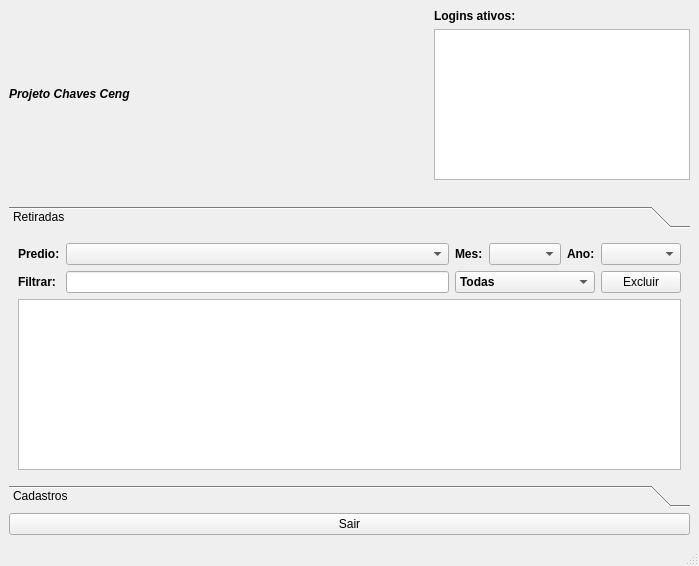
This is nivel2.ui in walkermarcos/Chaves as Qt 5 draws it before an edit. The edited form follows.
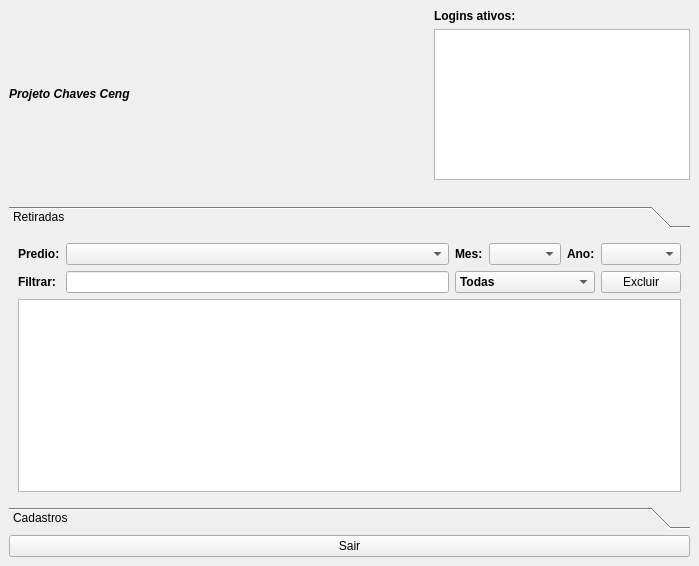
This is the edited form. The open tabs and pages were chosen to show the change. Icons and pictures are not drawn.

Commit message: Pode clicar no X agora,menos nas caixas de dialog

Diff of the .ui file:
```diff
--- a/nivel2.ui
+++ b/nivel2.ui
@@ -114,8 +114,8 @@
         <rect>
          <x>0</x>
          <y>0</y>
-         <width>681</width>
-         <height>223</height>
+         <width>384</width>
+         <height>174</height>
         </rect>
        </property>
        <attribute name="icon">
@@ -2117,133 +2117,6 @@
     </item>
    </layout>
   </widget>
-  <widget class="QStatusBar" name="statusBar">
-   <property name="palette">
-    <palette>
-     <active>
-      <colorrole role="WindowText">
-       <brush brushstyle="SolidPattern">
-        <color alpha="255">
-         <red>0</red>
-         <green>0</green>
-         <blue>255</blue>
-        </color>
-       </brush>
-      </colorrole>
-      <colorrole role="Text">
-       <brush brushstyle="SolidPattern">
-        <color alpha="255">
-         <red>0</red>
-         <green>0</green>
-         <blue>255</blue>
-        </color>
-       </brush>
-      </colorrole>
-      <colorrole role="ButtonText">
-       <brush brushstyle="SolidPattern">
-        <color alpha="255">
-         <red>0</red>
-         <green>0</green>
-         <blue>255</blue>
-        </color>
-       </brush>
-      </colorrole>
-      <colorrole role="ToolTipText">
-       <brush brushstyle="SolidPattern">
-        <color alpha="255">
-         <red>0</red>
-         <green>0</green>
-         <blue>255</blue>
-        </color>
-       </brush>
-      </colorrole>
-     </active>
-     <inactive>
-      <colorrole role="WindowText">
-       <brush brushstyle="SolidPattern">
-        <color alpha="255">
-         <red>0</red>
-         <green>0</green>
-         <blue>255</blue>
-        </color>
-       </brush>
-      </colorrole>
-      <colorrole role="Text">
-       <brush brushstyle="SolidPattern">
-        <color alpha="255">
-         <red>0</red>
-         <green>0</green>
-         <blue>255</blue>
-        </color>
-       </brush>
-      </colorrole>
-      <colorrole role="ButtonText">
-       <brush brushstyle="SolidPattern">
-        <color alpha="255">
-         <red>0</red>
-         <green>0</green>
-         <blue>255</blue>
-        </color>
-       </brush>
-      </colorrole>
-      <colorrole role="ToolTipText">
-       <brush brushstyle="SolidPattern">
-        <color alpha="255">
-         <red>0</red>
-         <green>0</green>
-         <blue>255</blue>
-        </color>
-       </brush>
-      </colorrole>
-     </inactive>
-     <disabled>
-      <colorrole role="WindowText">
-       <brush brushstyle="SolidPattern">
-        <color alpha="255">
-         <red>123</red>
-         <green>123</green>
-         <blue>123</blue>
-        </color>
-       </brush>
-      </colorrole>
-      <colorrole role="Text">
-       <brush brushstyle="SolidPattern">
-        <color alpha="255">
-         <red>123</red>
-         <green>123</green>
-         <blue>123</blue>
-        </color>
-       </brush>
-      </colorrole>
-      <colorrole role="ButtonText">
-       <brush brushstyle="SolidPattern">
-        <color alpha="255">
-         <red>123</red>
-         <green>123</green>
-         <blue>123</blue>
-        </color>
-       </brush>
-      </colorrole>
-      <colorrole role="ToolTipText">
-       <brush brushstyle="SolidPattern">
-        <color alpha="255">
-         <red>0</red>
-         <green>0</green>
-         <blue>255</blue>
-        </color>
-       </brush>
-      </colorrole>
-     </disabled>
-    </palette>
-   </property>
-   <property name="font">
-    <font>
-     <pointsize>10</pointsize>
-     <weight>75</weight>
-     <bold>true</bold>
-    </font>
-   </property>
-  </widget>
  </widget>
  <resources>
   <include location="logo.qrc"/>
```
Left out of the diff: 2 changed lines with no effect on the pictures. The commit also changes 6 other files.
